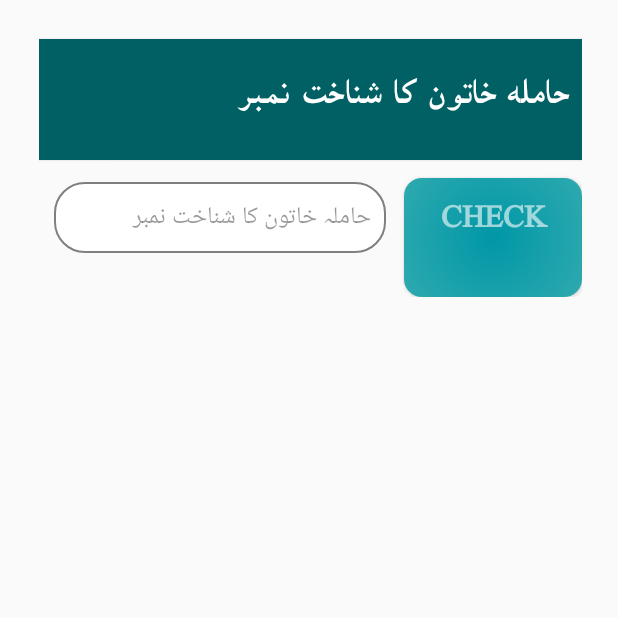
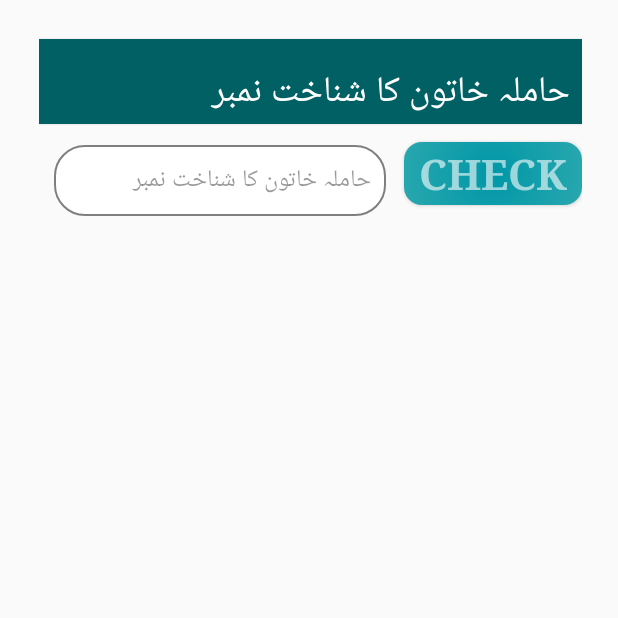
Before and after one commit to AliAzaz/WFP-FollowUPs, an Android app: the InfoActivity screen opened directly, with no data from a screen before it, on a phone screen of 412 x 824 dp, the top half of it. Run offline under Robolectric (Android 15) with nearby library versions, the phone set to English and light mode, and no system bars; our stand-ins replace ButterKnife; Roboto replaces fonts that are not available here.

Commit message:
some change

```diff
--- a/app/src/main/java/edu/aku/hassannaqvi/wfp_followups/activities/InfoActivity.java
+++ b/app/src/main/java/edu/aku/hassannaqvi/wfp_followups/activities/InfoActivity.java
@@ -174,7 +174,8 @@ public class InfoActivity extends Activity {
             if (UpdateDB()) {
 
                 finish();
-                Intent intent = new Intent(this, SectionBActivity.class);
+                Intent intent = new Intent(this, SectionBActivity.class)
+                        .putExtra("valCheck", pfa04a.isChecked() ? 1 : 2);
                 startActivity(intent);
 
             } else {
--- a/app/src/main/java/edu/aku/hassannaqvi/wfp_followups/activities/SectionBActivity.java
+++ b/app/src/main/java/edu/aku/hassannaqvi/wfp_followups/activities/SectionBActivity.java
@@ -46,8 +46,8 @@ public class SectionBActivity extends AppCompatActivity {
 //        Get check from prv activity
         int flag = getIntent().getIntExtra("valCheck", 0);
         if (flag == 1) {
-            bi.pfb02d.setEnabled(false);
             bi.pfb02e.setEnabled(false);
+            bi.pfb02f.setEnabled(false);
         } else {
             bi.pfb02a.setEnabled(false);
             bi.pfb02b.setEnabled(false);
--- a/app/src/main/java/edu/aku/hassannaqvi/wfp_followups/core/AppMain.java
+++ b/app/src/main/java/edu/aku/hassannaqvi/wfp_followups/core/AppMain.java
@@ -177,7 +177,7 @@ public class AppMain extends Application {
     public void onCreate() {
         super.onCreate();
 
-        TypefaceUtil.overrideFont(getApplicationContext(), "SERIF", "fonts/MBLateefi.ttf"); // font from assets: "assets/fonts/Roboto-Regular.ttf
+        TypefaceUtil.overrideFont(getApplicationContext(), "SERIF", "fonts/JameelNooriNastaleeq.ttf"); // font from assets: "assets/fonts/Roboto-Regular.ttf
 
         deviceId = Settings.Secure.getString(getApplicationContext().getContentResolver(), Settings.Secure.ANDROID_ID);
 
--- a/app/src/main/res/values/styles.xml
+++ b/app/src/main/res/values/styles.xml
@@ -188,7 +188,7 @@
     </style>
 
     <style name="buttons" parent="android:Widget.Material.Light.Button">
-        <item name="android:textColor">@color/colorAccent</item>
+        <item name="android:textColor">@color/white</item>
         <item name="android:minHeight">36dp</item>
         <item name="android:textSize">14pt</item>
         <item name="android:typeface">serif</item>
```
Also changed, not shown: 2 other files.
